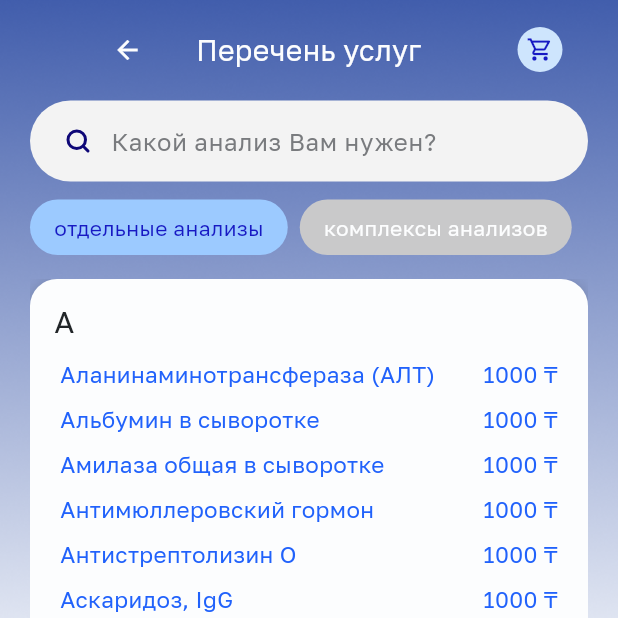
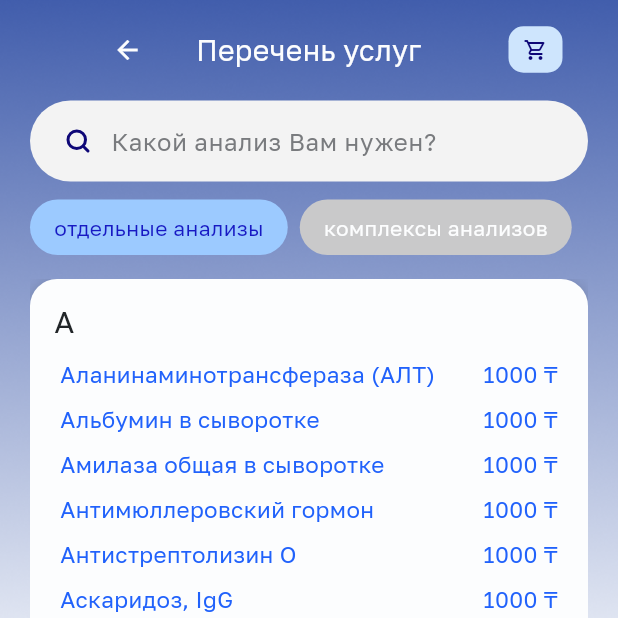
Before and after one commit to kaysarad97/Medix, a Flutter app: the LabServicesScreen screen opened by its route, on a phone screen of 412 x 824 dp, the top half of it. Run offline on Flutter 3.47's test engine with Material 3 defaults, Android fonts, the phone set to English and light mode, and no system bars; our stand-ins replace dio, flutter_map, flutter_riverpod, flutter_secure_storage, flutter_svg, go_router and 2 more; accounts and stored records are empty; generated files the repository leaves out were written again; project files that could hold a hidden picture were left out.

Commit message:
Перечень услуг: счётчик корзины скруглённой плашкой вместо круга
В макете это не круг: плашка 47×31 на x 352…399. Радиус выведен по отступу
края на трёх строках подряд — 4, 2 и 0 при 2, 4 и 7 от верха дают ровно 10.
Заливка совпала с surfaceChip, глиф и цифра — brandIndigo, а не primary.

Ширина не фиксирована, а растёт вместе с числом: на двузначном круг обрезал
бы цифры, а услуг в перечне заметно больше девяти.

Co-Authored-By: Claude Opus 5 <noreply@anthropic.com>

```diff
--- a/lib/features/lab_services/presentation/screens/lab_services_screen.dart
+++ b/lib/features/lab_services/presentation/screens/lab_services_screen.dart
@@ -94,34 +94,49 @@ class _CartBadge extends StatelessWidget {
 
   final int count;
 
+  /// Замеры по `design/Перечень услуг.png`: плашка 47×31 на x 352…399,
+  /// y 101…132. Радиус выведен по отступу края на трёх строках подряд
+  /// (4, 2 и 0 при 2, 4 и 7 от верха) — это ровно 10.
+  static const double height = 31;
+  static const double radius = 10;
+  static const double horizontalPadding = 10;
+  static const double iconSize = 16;
+  static const double iconToCount = 2;
+
   @override
   Widget build(BuildContext context) {
-    return DecoratedBox(
+    return SizedBox(
+      height: height,
+      child: DecoratedBox(
         decoration: const BoxDecoration(
           color: AppColors.surfaceChip,
-        shape: BoxShape.circle,
+          // Не круг: в макете это скруглённый прямоугольник, и ширина
+          // растёт вместе с числом — на двузначном круг обрезал бы цифры.
+          borderRadius: BorderRadius.all(Radius.circular(radius)),
         ),
         child: Padding(
-        padding: const EdgeInsets.all(6),
+          padding: const EdgeInsets.symmetric(horizontal: horizontalPadding),
           child: Row(
             mainAxisSize: MainAxisSize.min,
             children: [
               const Icon(
+                // Тележки в наборе дизайнера нет — глиф материальный.
                 Icons.shopping_cart_outlined,
-              size: 18,
-              color: AppColors.primary,
+                size: iconSize,
+                color: AppColors.brandIndigo,
               ),
               if (count > 0) ...[
-              const SizedBox(width: 4),
+                const SizedBox(width: iconToCount),
                 Text(
                   '$count',
                   style: AppTypography.chipLabel.copyWith(
-                  color: AppColors.primary,
+                    color: AppColors.brandIndigo,
                     fontSize: 13,
                   ),
                 ),
               ],
             ],
+          ),
         ),
       ),
     );
```
Lines whose indentation alone changed are shown as unchanged.
